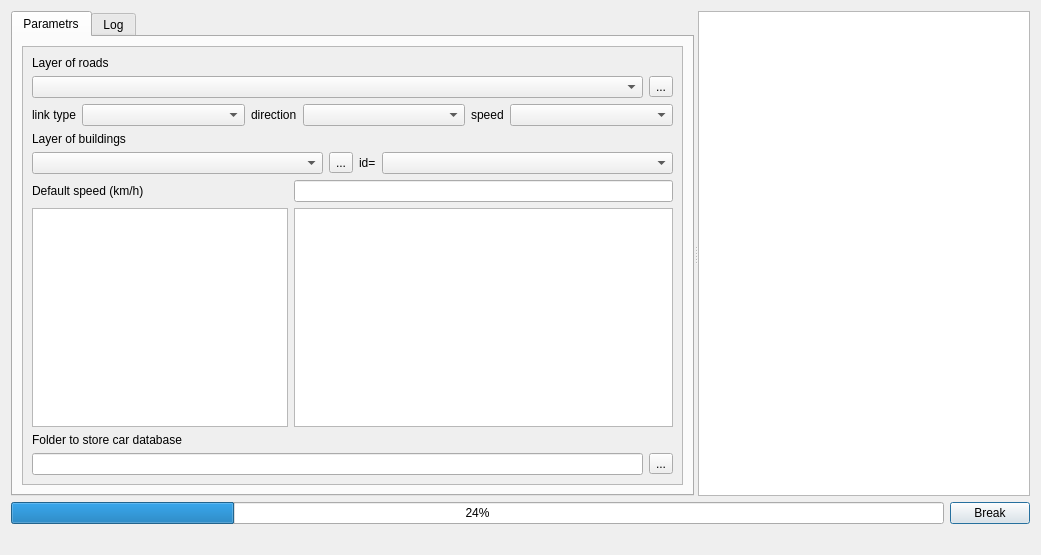
ishusterman/tau_net_calc, file UI/pkl_car.ui: the form before one commit.
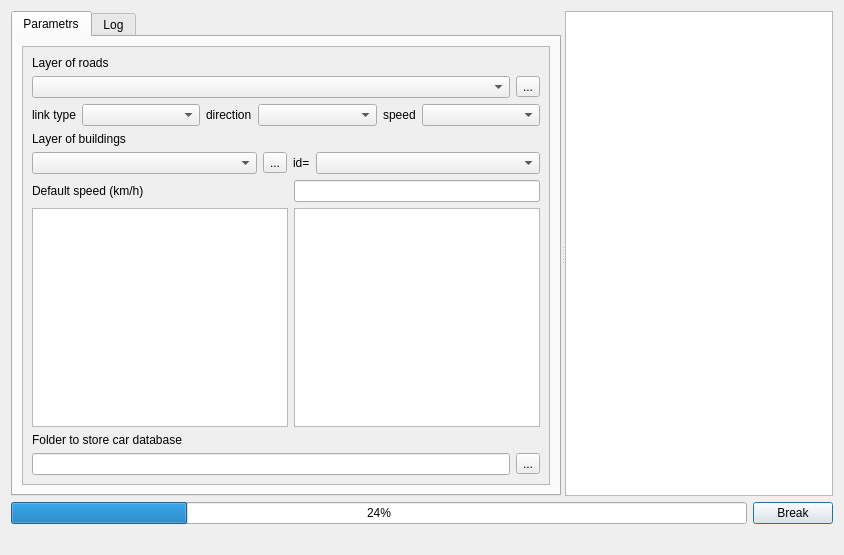
The form after the commit.

What changed in the file:
```diff
--- a/UI/pkl_car.ui
+++ b/UI/pkl_car.ui
@@ -9,7 +9,7 @@
    <rect>
     <x>0</x>
     <y>0</y>
-    <width>1041</width>
+    <width>844</width>
     <height>555</height>
    </rect>
   </property>
@@ -83,8 +83,8 @@
             <rect>
              <x>0</x>
              <y>0</y>
-             <width>670</width>
-             <height>383</height>
+             <width>487</width>
+             <height>352</height>
             </rect>
            </property>
            <property name="sizePolicy">
```
